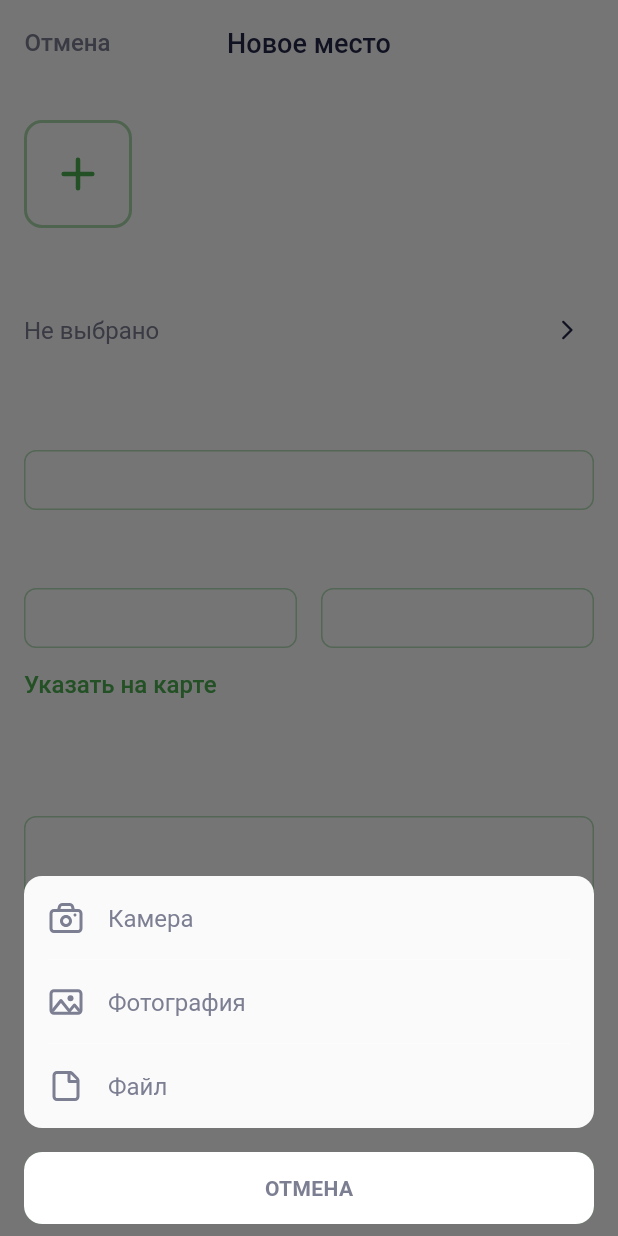
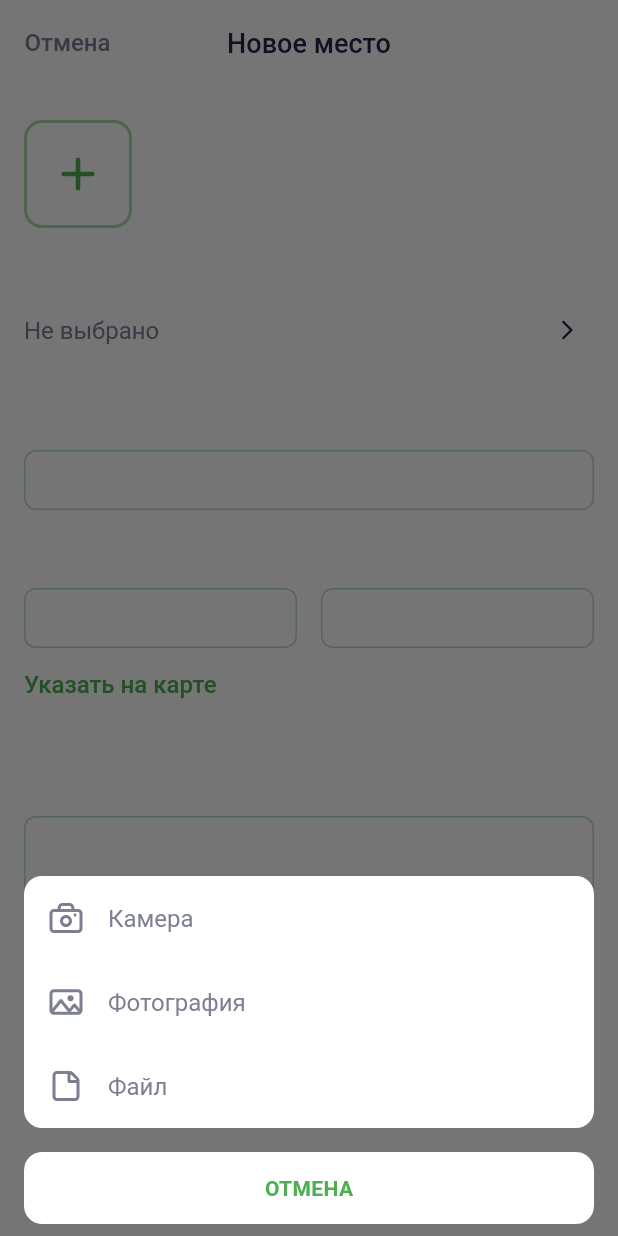
Before and after one commit to lx1ees/places-project-leshchyov, a Flutter app: the AddSightScreen screen opened by its route, after a tap on an icon or button, on a phone screen of 412 x 824 dp. Run offline on Flutter 3.47's test engine with Material 2 defaults, Android fonts, the phone set to English and light mode, and no system bars; our stand-ins replace equatable, flutter_svg, rxdart; network calls fail.

Commit message:
Диалог выбора способа добавления картинки

```diff
--- a/lib/ui/screen/add_sight_screen/add_image_dialog.dart
+++ b/lib/ui/screen/add_sight_screen/add_image_dialog.dart
@@ -37,8 +37,6 @@ class AddImageDialog extends StatelessWidget {
             borderRadius:
                 BorderRadius.circular(AppConstants.button2BorderRadius),
             clipBehavior: Clip.antiAliasWithSaveLayer,
-            child: Container(
-              color: Theme.of(context).primaryColor,
             child: Column(
               children: [
                 AddImageDialogItem(
@@ -62,11 +60,10 @@ class AddImageDialog extends StatelessWidget {
             ),
           ),
         ),
-        ),
         const SizedBox(height: AppConstants.defaultPadding),
         CustomElevatedButton(
           label: AppStrings.cancel,
-          textColor: Theme.of(context).colorScheme.onSurface,
+          textColor: Theme.of(context).colorScheme.secondary,
           backgroundColor: Theme.of(context).primaryColor,
           onPressed: () => Navigator.of(context).pop(),
         ),
--- a/lib/ui/screen/add_sight_screen/add_image_dialog_item.dart
+++ b/lib/ui/screen/add_sight_screen/add_image_dialog_item.dart
@@ -31,6 +31,7 @@ class AddImageDialogItem extends StatelessWidget {
         ),
         onTap: onPressed,
         horizontalTitleGap: 0,
+        tileColor: Theme.of(context).primaryColor,
         leading: SvgPicture.asset(
           iconAsset,
           color: Theme.of(context).colorScheme.onSurface,
```
Lines whose indentation alone changed are shown as unchanged.
